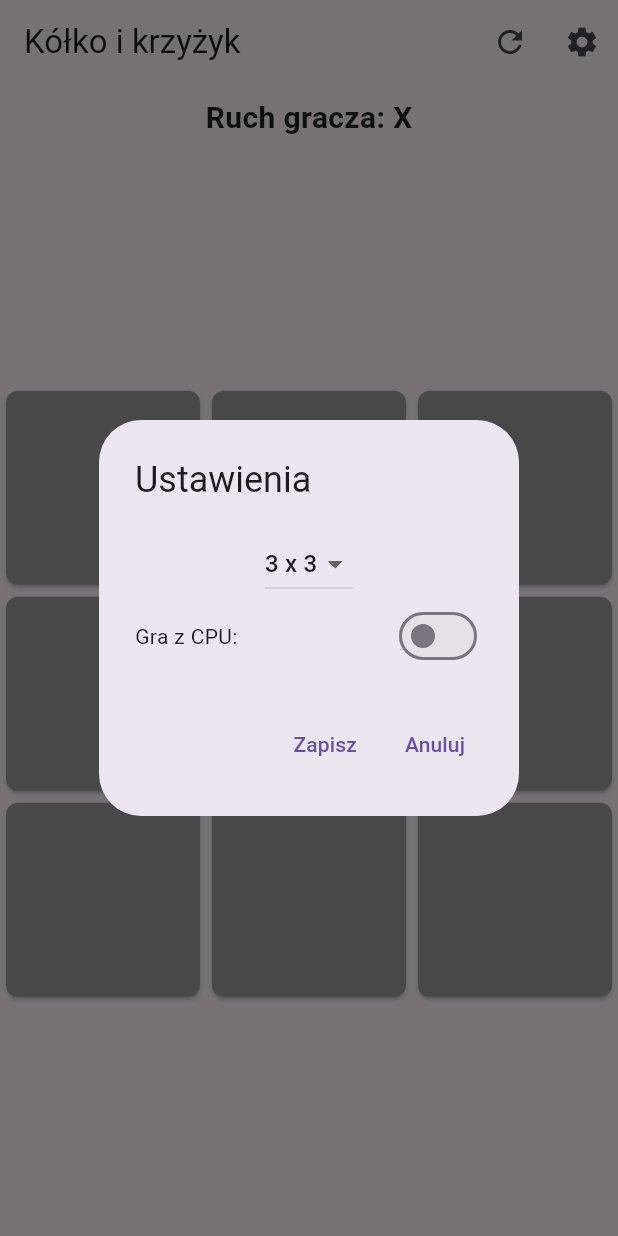
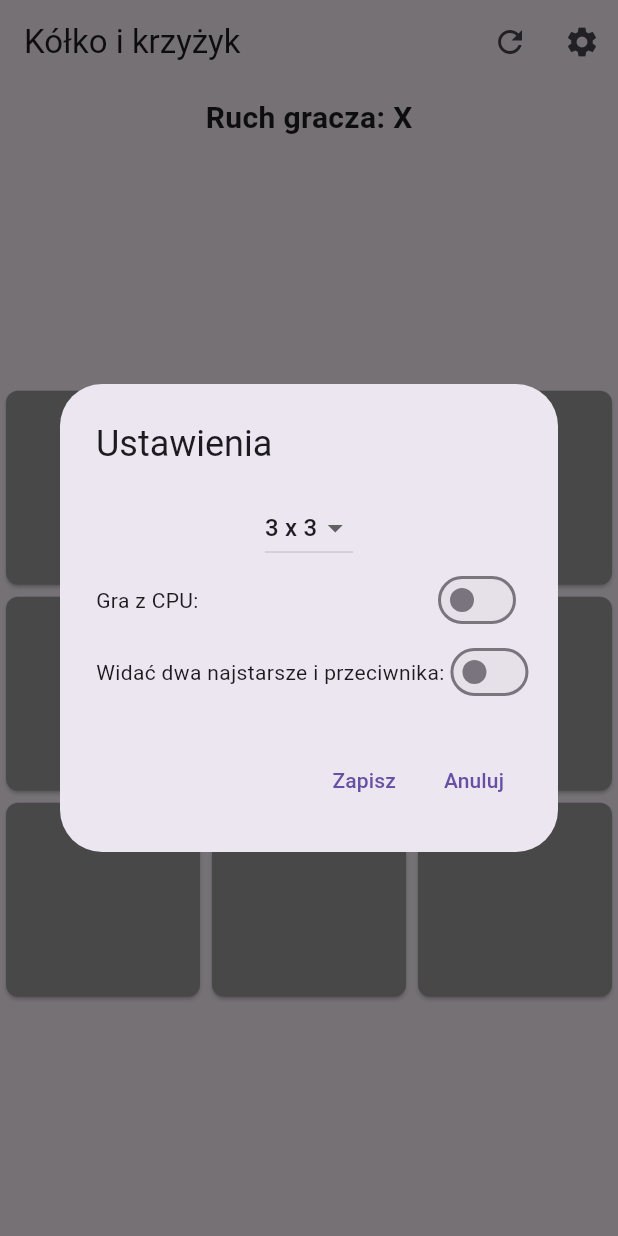
Before and after one commit to sikor-pl/firstly, a Flutter app: the screen it shows after launch, after a tap on the "settings" icon, on a phone screen of 412 x 824 dp. Run offline on Flutter 3.47's test engine with Material 3 defaults, Android fonts, the light colour scheme and no system bars; our stand-ins replace flutter_spinkit.

Commit message:
- nowa opcaja, widać 2 ostatnie plus przeciwnika

```diff
--- a/lib/main.dart
+++ b/lib/main.dart
@@ -35,6 +35,7 @@ class _TicTacToePageState extends State<TicTacToePage> {
   int maxDepth;
   int cpuDifficulty; // 0 for easy, 1 for hard
   bool _isCPUMoving = false;
+  bool _twoOldestMoves = false;
 
   _TicTacToePageState()
       : boardSize = 3,
@@ -75,6 +76,7 @@ class _TicTacToePageState extends State<TicTacToePage> {
         bool tempVsCPU = vsCPU;
         bool tempCpuFirst = cpuFirst;
         int tempCpuDifficulty = cpuDifficulty;
+        bool tempTwoOldestMoves = _twoOldestMoves;
 
         return StatefulBuilder(
           builder: (BuildContext context, StateSetter setState) {
@@ -197,6 +199,20 @@ class _TicTacToePageState extends State<TicTacToePage> {
                         ),
                       ],
                     ),
+                  Row(
+                    children: [
+                      Text('Widać dwa najstarsze i przeciwnika:'),
+                      Spacer(),
+                      Switch(
+                        value: tempTwoOldestMoves,
+                        onChanged: (newValue) {
+                          setState(() {
+                            tempTwoOldestMoves = newValue;
+                          });
+                        },
+                      ),
+                    ],
+                  ),
                 ],
               ),
               actions: [
@@ -209,6 +225,7 @@ class _TicTacToePageState extends State<TicTacToePage> {
                       vsCPU = tempVsCPU;
                       cpuFirst = tempCpuFirst;
                       cpuDifficulty = tempCpuDifficulty;
+                      _twoOldestMoves = tempTwoOldestMoves;
                       if (boardSize == 5) {
                         if (cpuDifficulty == 0) {
                           maxDepth = 2; // Easy mode
@@ -510,14 +527,32 @@ class _TicTacToePageState extends State<TicTacToePage> {
                         return Expanded(
                           child: Row(
                             children: List.generate(boardSize, (col) {
-                              bool isOldestX = currentPlayer == 'X' &&
+                              bool isOldestX =
                                   movesX.length == maxMovesBeforeDisappear &&
-                                  movesX.first.row == row &&
-                                  movesX.first.col == col;
-                              bool isOldestO = currentPlayer == 'O' &&
+                                      movesX.first.row == row &&
+                                      movesX.first.col == col;
+                              bool isSecoundOldestX = !isOldestX &&
+                                  ((movesX.length >
+                                              maxMovesBeforeDisappear - 1 &&
+                                          movesX.elementAt(1).row == row &&
+                                          movesX.elementAt(1).col == col) ||
+                                      (movesX.length >
+                                              maxMovesBeforeDisappear - 2 &&
+                                          movesX.elementAt(0).row == row &&
+                                          movesX.elementAt(0).col == col));
+                              bool isOldestO =
                                   movesO.length == maxMovesBeforeDisappear &&
-                                  movesO.first.row == row &&
-                                  movesO.first.col == col;
+                                      movesO.first.row == row &&
+                                      movesO.first.col == col;
+                              bool isSecoundOldestO = !isOldestO &&
+                                  ((movesO.length >
+                                              maxMovesBeforeDisappear - 1 &&
+                                          movesO.elementAt(1).row == row &&
+                                          movesO.elementAt(1).col == col) ||
+                                      (movesO.length >
+                                              maxMovesBeforeDisappear - 2 &&
+                                          movesO.elementAt(0).row == row &&
+                                          movesO.elementAt(0).col == col));
                               bool isWinning = winningCombination
                                   .any((pos) => pos[0] == row && pos[1] == col);
                               return Expanded(
@@ -529,11 +564,24 @@ class _TicTacToePageState extends State<TicTacToePage> {
                                       style: ElevatedButton.styleFrom(
                                         backgroundColor: isWinning
                                             ? Colors.green
-                                            : board[row][col] != null
-                                                ? (isOldestX || isOldestO)
+                                            : board[row][col] == null
+                                                ? Colors.grey
+                                                : (_twoOldestMoves &&
+                                                        (isSecoundOldestX ||
+                                                            isSecoundOldestO))
                                                     ? Colors.red
-                                                    : Colors.blue
-                                                : Colors.grey,
+                                                        .withOpacity(0.5)
+                                                    : ((_twoOldestMoves &&
+                                                                (isOldestX ||
+                                                                    isOldestO) ||
+                                                            (currentPlayer ==
+                                                                    'X' &&
+                                                                isOldestX) ||
+                                                            (currentPlayer ==
+                                                                    'O' &&
+                                                                isOldestO)))
+                                                        ? Colors.red
+                                                        : Colors.blue,
                                         shape: RoundedRectangleBorder(
                                           borderRadius:
                                               BorderRadius.circular(8.0),
```
